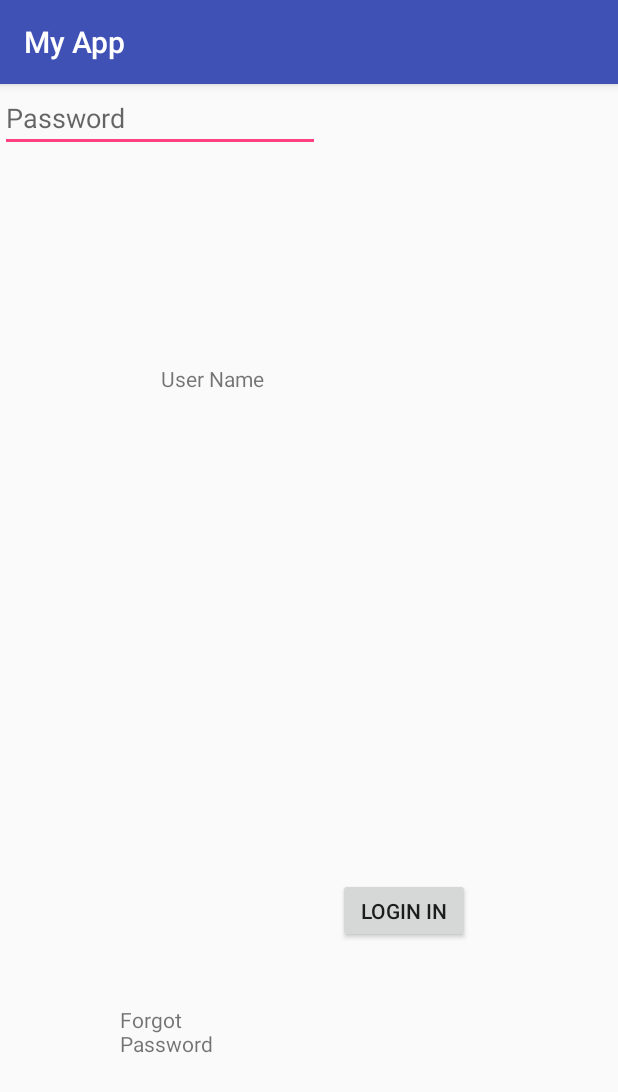
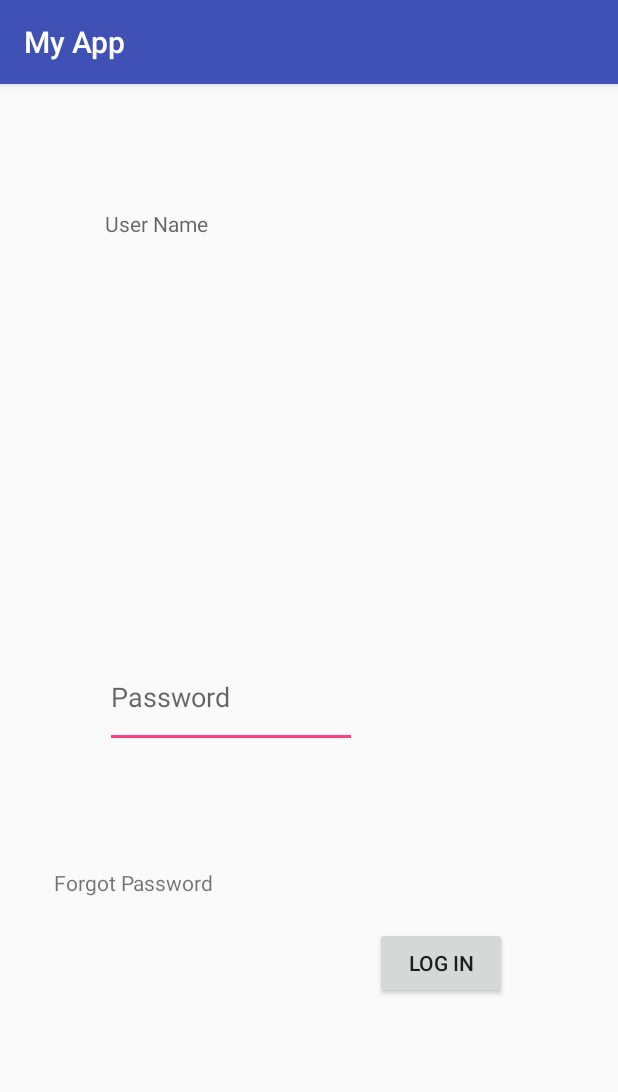
Before and after one commit to bhagyashri8898/Android-Batch11, an Android app: the screen it shows after launch (MainActivity), on a phone screen of 412 x 824 dp. Shown: the top 1092 px of the screen. Run offline under Robolectric (Android 15) with nearby library versions, the phone set to English and light mode, and no system bars.

Commit message:
initial commit

```diff
--- a/myapp/src/main/res/layout/activity_main.xml
+++ b/myapp/src/main/res/layout/activity_main.xml
@@ -8,45 +8,51 @@
 
     <TextView
         android:id="@+id/textView"
-        android:layout_width="211dp"
-        android:layout_height="50dp"
-        android:layout_marginBottom="220dp"
-        android:layout_marginStart="104dp"
-        android:layout_marginTop="113dp"
+        android:layout_width="164dp"
+        android:layout_height="0dp"
+        android:layout_marginBottom="187dp"
+        android:layout_marginStart="70dp"
+        android:layout_marginTop="83dp"
         android:hint="User Name"
-        android:text=" User Name"
         app:layout_constraintBottom_toTopOf="@+id/button"
         app:layout_constraintStart_toStartOf="parent"
         app:layout_constraintTop_toTopOf="parent" />
 
-    <TextView
-        android:id="@+id/textView2"
-        android:layout_width="96dp"
-        android:layout_height="34dp"
-        android:layout_marginBottom="120dp"
-        android:layout_marginStart="80dp"
-        android:text="Forgot Password"
-        app:layout_constraintBottom_toBottomOf="parent"
-        app:layout_constraintStart_toStartOf="parent" />
+    <EditText
+        android:id="@+id/editText"
+        android:layout_width="168dp"
+        android:layout_height="0dp"
+        android:layout_marginBottom="80dp"
+        android:layout_marginStart="70dp"
+        android:ems="10"
+        android:hint="Password"
+        android:inputType="textPassword"
+        app:layout_constraintBottom_toTopOf="@+id/textView2"
+        app:layout_constraintStart_toStartOf="parent"
+        app:layout_constraintTop_toBottomOf="@+id/textView" />
 
     <Button
         android:id="@+id/button"
         android:layout_width="wrap_content"
-        android:layout_height="43dp"
-        android:layout_marginBottom="122dp"
-        android:layout_marginStart="49dp"
-        android:text="Login In"
+        android:layout_height="wrap_content"
+        android:layout_marginBottom="158dp"
+        android:layout_marginEnd="74dp"
+        android:text="Log In"
         app:layout_constraintBottom_toBottomOf="parent"
+        app:layout_constraintEnd_toEndOf="parent"
         app:layout_constraintStart_toEndOf="@+id/textView2"
         app:layout_constraintTop_toBottomOf="@+id/textView" />
 
-    <EditText
-        android:id="@+id/editText2"
-        android:layout_width="wrap_content"
-        android:layout_height="wrap_content"
-        android:ems="10"
-        android:hint="Password"
-        android:inputType="textPassword"
-        tools:layout_editor_absoluteX="104dp"
-        tools:layout_editor_absoluteY="227dp" />
+    <TextView
+        android:id="@+id/textView2"
+        android:layout_width="0dp"
+        android:layout_height="0dp"
+        android:layout_marginBottom="177dp"
+        android:layout_marginEnd="64dp"
+        android:layout_marginStart="36dp"
+        android:text="Forgot Password"
+        app:layout_constraintBottom_toBottomOf="parent"
+        app:layout_constraintEnd_toStartOf="@+id/button"
+        app:layout_constraintStart_toStartOf="parent"
+        app:layout_constraintTop_toBottomOf="@+id/editText" />
 </android.support.constraint.ConstraintLayout>
```
